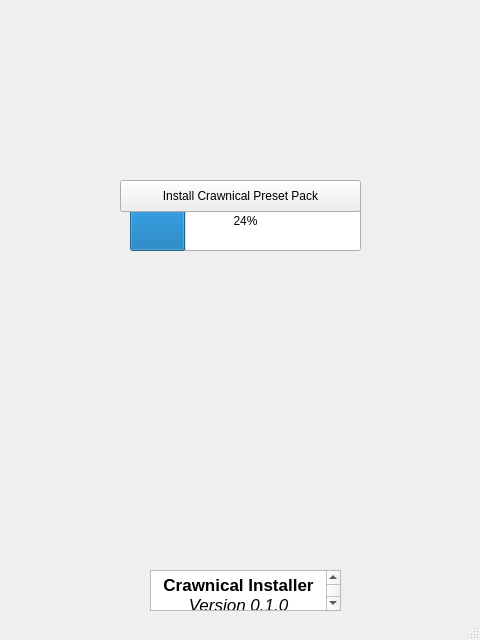
This is crawnical_installer/src/main/resources/base/installer_design.ui in charlesasselin/crawnicalinstaller as Qt 5 draws it before an edit. The edited form follows.
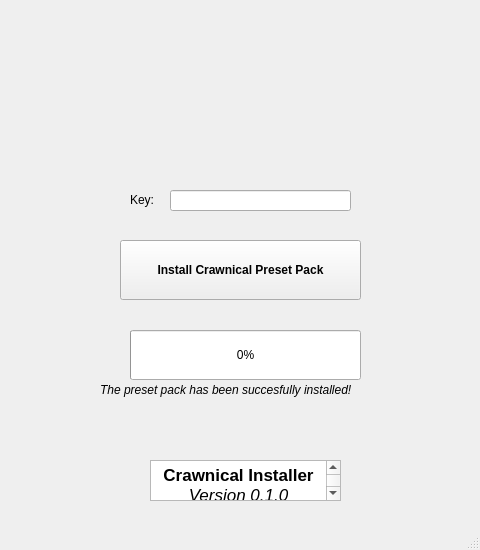
This is the edited form. Icons and pictures are not drawn.

Commit message: Refined code with black. Added new UI features for future developments like license keys and success messages.

The edit to the form file:
```diff
--- a/crawnical_installer/src/main/resources/base/installer_design.ui
+++ b/crawnical_installer/src/main/resources/base/installer_design.ui
@@ -7,7 +7,7 @@
     <x>0</x>
     <y>0</y>
     <width>480</width>
-    <height>640</height>
+    <height>550</height>
    </rect>
   </property>
   <property name="windowTitle">
@@ -18,24 +18,36 @@
     <property name="geometry">
      <rect>
       <x>130</x>
-      <y>190</y>
+      <y>330</y>
       <width>231</width>
-      <height>61</height>
+      <height>50</height>
      </rect>
     </property>
+    <property name="font">
+     <font>
+      <weight>50</weight>
+      <bold>false</bold>
+     </font>
+    </property>
     <property name="value">
-     <number>24</number>
+     <number>0</number>
     </property>
    </widget>
    <widget class="QPushButton" name="pushButton">
     <property name="geometry">
      <rect>
       <x>120</x>
-      <y>180</y>
+      <y>240</y>
       <width>241</width>
-      <height>32</height>
+      <height>60</height>
      </rect>
     </property>
+    <property name="font">
+     <font>
+      <weight>75</weight>
+      <bold>true</bold>
+     </font>
+    </property>
     <property name="text">
      <string>Install Crawnical Preset Pack</string>
     </property>
@@ -44,7 +56,7 @@
     <property name="geometry">
      <rect>
       <x>150</x>
-      <y>570</y>
+      <y>460</y>
       <width>191</width>
       <height>41</height>
      </rect>
@@ -61,10 +73,10 @@
    <widget class="QLabel" name="label">
     <property name="geometry">
      <rect>
-      <x>160</x>
+      <x>180</x>
       <y>20</y>
-      <width>161</width>
-      <height>161</height>
+      <width>121</width>
+      <height>121</height>
      </rect>
     </property>
     <property name="styleSheet">
@@ -80,6 +92,47 @@
      <bool>true</bool>
     </property>
    </widget>
+   <widget class="QLineEdit" name="lineEdit">
+    <property name="geometry">
+     <rect>
+      <x>170</x>
+      <y>190</y>
+      <width>181</width>
+      <height>21</height>
+     </rect>
+    </property>
+   </widget>
+   <widget class="QLabel" name="label_2">
+    <property name="geometry">
+     <rect>
+      <x>130</x>
+      <y>190</y>
+      <width>31</width>
+      <height>20</height>
+     </rect>
+    </property>
+    <property name="text">
+     <string>Key:</string>
+    </property>
+   </widget>
+   <widget class="QLabel" name="label_3">
+    <property name="geometry">
+     <rect>
+      <x>100</x>
+      <y>380</y>
+      <width>291</width>
+      <height>20</height>
+     </rect>
+    </property>
+    <property name="font">
+     <font>
+      <italic>true</italic>
+     </font>
+    </property>
+    <property name="text">
+     <string>The preset pack has been succesfully installed!</string>
+    </property>
+   </widget>
   </widget>
   <widget class="QStatusBar" name="statusbar"/>
  </widget>
```
Left out of the diff: 2 changed lines with no effect on the pictures. The commit also changes 3 other files.
